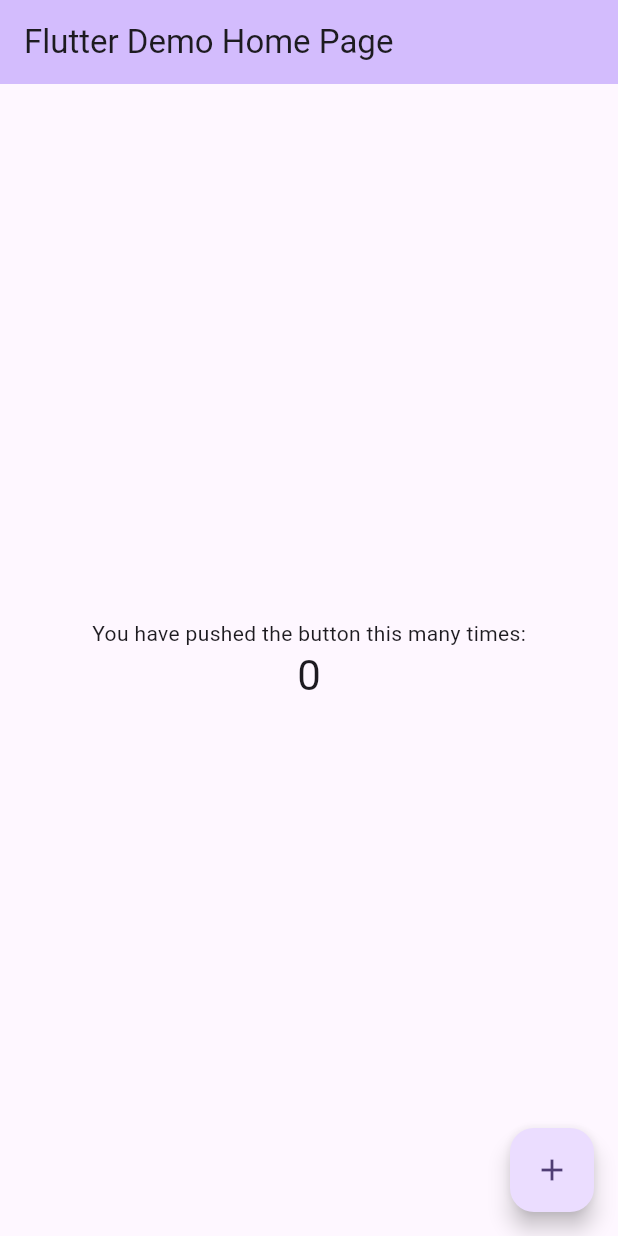
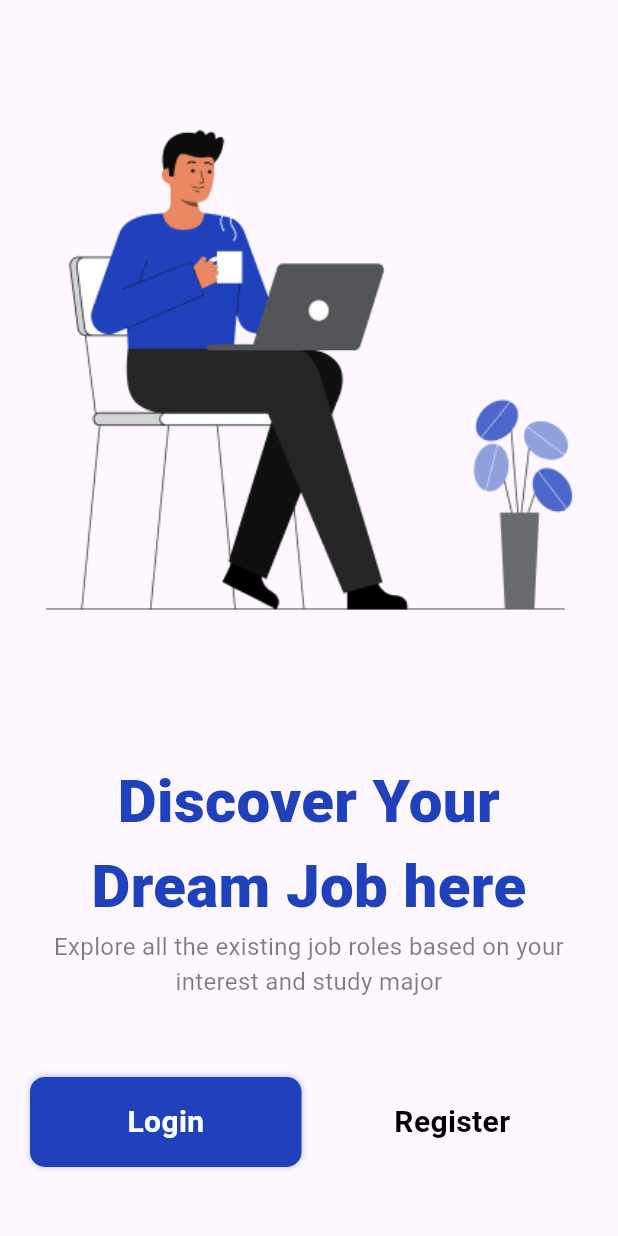
Before and after one commit to hamidhosen42/Flutter-E-Commerce-App, a Flutter app: the screen it shows after launch, on a phone screen of 412 x 824 dp. Run offline on Flutter 3.47's test engine with Material 2 defaults, Android fonts, the phone set to English and light mode, and no system bars.

Commit message:
welcome screen

```diff
--- a/lib/main.dart
+++ b/lib/main.dart
@@ -1,125 +1,24 @@
 import 'package:flutter/material.dart';
 
-void main() {
+import 'views/SplashScreen/splash_screen.dart';
+
+void main(List<String> args) {
   runApp(const MyApp());
 }
 
 class MyApp extends StatelessWidget {
   const MyApp({super.key});
 
-  // This widget is the root of your application.
   @override
   Widget build(BuildContext context) {
     return MaterialApp(
-      title: 'Flutter Demo',
+      debugShowCheckedModeBanner: false,
+      title: 'E-Commarce App',
       theme: ThemeData(
-        // This is the theme of your application.
-        //
-        // TRY THIS: Try running your application with "flutter run". You'll see
-        // the application has a blue toolbar. Then, without quitting the app,
-        // try changing the seedColor in the colorScheme below to Colors.green
-        // and then invoke "hot reload" (save your changes or press the "hot
-        // reload" button in a Flutter-supported IDE, or press "r" if you used
-        // the command line to start the app).
-        //
-        // Notice that the counter didn't reset back to zero; the application
-        // state is not lost during the reload. To reset the state, use hot
-        // restart instead.
-        //
-        // This works for code too, not just values: Most code changes can be
-        // tested with just a hot reload.
         colorScheme: ColorScheme.fromSeed(seedColor: Colors.deepPurple),
-        useMaterial3: true,
+        useMaterial3: true
       ),
-      home: const MyHomePage(title: 'Flutter Demo Home Page'),
+      home:const SplashScreen(),
     );
   }
 }
-
-class MyHomePage extends StatefulWidget {
-  const MyHomePage({super.key, required this.title});
-
-  // This widget is the home page of your application. It is stateful, meaning
-  // that it has a State object (defined below) that contains fields that affect
-  // how it looks.
-
-  // This class is the configuration for the state. It holds the values (in this
-  // case the title) provided by the parent (in this case the App widget) and
-  // used by the build method of the State. Fields in a Widget subclass are
-  // always marked "final".
-
-  final String title;
-
-  @override
-  State<MyHomePage> createState() => _MyHomePageState();
-}
-
-class _MyHomePageState extends State<MyHomePage> {
-  int _counter = 0;
-
-  void _incrementCounter() {
-    setState(() {
-      // This call to setState tells the Flutter framework that something has
-      // changed in this State, which causes it to rerun the build method below
-      // so that the display can reflect the updated values. If we changed
-      // _counter without calling setState(), then the build method would not be
-      // called again, and so nothing would appear to happen.
-      _counter++;
-    });
-  }
-
-  @override
-  Widget build(BuildContext context) {
-    // This method is rerun every time setState is called, for instance as done
-    // by the _incrementCounter method above.
-    //
-    // The Flutter framework has been optimized to make rerunning build methods
-    // fast, so that you can just rebuild anything that needs updating rather
-    // than having to individually change instances of widgets.
-    return Scaffold(
-      appBar: AppBar(
-        // TRY THIS: Try changing the color here to a specific color (to
-        // Colors.amber, perhaps?) and trigger a hot reload to see the AppBar
-        // change color while the other colors stay the same.
-        backgroundColor: Theme.of(context).colorScheme.inversePrimary,
-        // Here we take the value from the MyHomePage object that was created by
-        // the App.build method, and use it to set our appbar title.
-        title: Text(widget.title),
-      ),
-      body: Center(
-        // Center is a layout widget. It takes a single child and positions it
-        // in the middle of the parent.
-        child: Column(
-          // Column is also a layout widget. It takes a list of children and
-          // arranges them vertically. By default, it sizes itself to fit its
-          // children horizontally, and tries to be as tall as its parent.
-          //
-          // Column has various properties to control how it sizes itself and
-          // how it positions its children. Here we use mainAxisAlignment to
-          // center the children vertically; the main axis here is the vertical
-          // axis because Columns are vertical (the cross axis would be
-          // horizontal).
-          //
-          // TRY THIS: Invoke "debug painting" (choose the "Toggle Debug Paint"
-          // action in the IDE, or press "p" in the console), to see the
-          // wireframe for each widget.
-          mainAxisAlignment: MainAxisAlignment.center,
-          children: <Widget>[
-            const Text(
-              'You have pushed the button this many times:',
-            ),
-            Text(
-              '$_counter',
-              style: Theme.of(context).textTheme.headlineMedium,
-            ),
-          ],
-        ),
-      ),
-      floatingActionButton: FloatingActionButton(
-        onPressed: _incrementCounter,
-        tooltip: 'Increment',
-        child: const Icon(Icons.add),
-      ), // This trailing comma makes auto-formatting nicer for build methods.
-    );
-  }
-}
--- /dev/null
+++ b/lib/utils/colors.dart
@@ -0,0 +1,5 @@
+import 'package:flutter/material.dart';
+
+class AppColor{
+  static Color primaryColor =const Color(0xFF1F41BB);
+}
--- /dev/null
+++ b/lib/utils/config.dart
@@ -0,0 +1,3 @@
+class AppConfig{
+  static String appName = "LWM Ecommerce";
+}
--- /dev/null
+++ b/lib/views/SplashScreen/splash_screen.dart
@@ -0,0 +1,39 @@
+import 'dart:async';
+
+import 'package:e_commerce/utils/colors.dart';
+import 'package:e_commerce/utils/config.dart';
+import 'package:flutter/material.dart';
+
+import '../WelcomeScreen/welcome_screen.dart';
+
+class SplashScreen extends StatefulWidget {
+  const SplashScreen({super.key});
+
+  @override
+  State<SplashScreen> createState() => _SplashScreenState();
+}
+
+class _SplashScreenState extends State<SplashScreen> {
+
+  @override
+  void initState() {
+    super.initState();
+
+    Timer(const Duration(seconds: 3), () {
+      Navigator.pushAndRemoveUntil(context, MaterialPageRoute(builder: (_)=>const WelcomeScreen()), (route) => false);
+    });
+  }
+  @override
+  Widget build(BuildContext context) {
+    return Scaffold(
+      backgroundColor: AppColor.primaryColor,
+      body: Center(
+        child: Text(
+          AppConfig.appName,
+          style:const TextStyle(
+              color: Colors.white, fontSize: 25, fontWeight: FontWeight.bold),
+        ),
+      ),
+    );
+  }
+}
--- /dev/null
+++ b/lib/views/WelcomeScreen/welcome_screen.dart
@@ -0,0 +1,98 @@
+// ignore_for_file: prefer_const_constructors, sized_box_for_whitespace
+
+import 'package:e_commerce/utils/colors.dart';
+import 'package:flutter/material.dart';
+
+class WelcomeScreen extends StatefulWidget {
+  const WelcomeScreen({super.key});
+
+  @override
+  State<WelcomeScreen> createState() => _WelcomeScreenState();
+}
+
+class _WelcomeScreenState extends State<WelcomeScreen> {
+  @override
+  Widget build(BuildContext context) {
+    return Scaffold(
+      body: Center(
+        child: Padding(
+          padding: EdgeInsets.all(20),
+          child: Column(
+            mainAxisAlignment: MainAxisAlignment.spaceAround,
+            crossAxisAlignment: CrossAxisAlignment.center,
+            children: [
+              Image.asset("assets/images/get_started.png"),
+              Column(
+                children: [
+                  Text(
+                    "Discover Your Dream Job here",
+                    textAlign: TextAlign.center,
+                    style: TextStyle(
+                        color: AppColor.primaryColor,
+                        fontSize: 40,
+                        fontWeight: FontWeight.w800),
+                  ),
+                  Text(
+                    "Explore all the existing job roles based on your interest and study major",
+                    textAlign: TextAlign.center,
+                    style: TextStyle(
+                      fontSize: 16,
+                      color: Colors.black.withOpacity(0.5),
+                    ),
+                  ),
+                ],
+              ),
+              Row(
+                children: [
+                  Expanded(
+                    child: Container(
+                      height: 60,
+                      decoration: BoxDecoration(
+                          color: AppColor.primaryColor,
+                          boxShadow: [
+                            BoxShadow(
+                                color: AppColor.primaryColor.withOpacity(0.3),
+                                blurRadius: 3)
+                          ],
+                          borderRadius: BorderRadius.circular(10)),
+                      child: Center(
+                        child: Text(
+                          "Login",
+                          style: TextStyle(
+                            fontSize: 20,
+                            fontWeight: FontWeight.bold,
+                            color: Colors.white,
+                          ),
+                        ),
+                      ),
+                    ),
+                  ),
+                  SizedBox(
+                    width: 10,
+                  ),
+                  Expanded(
+                    child: Container(
+                      height: 60,
+                      decoration: BoxDecoration(
+                          borderRadius: BorderRadius.circular(10)),
+                      child: Center(
+                        child: Text(
+                          "Register",
+                          style: TextStyle(
+                            fontSize: 20,
+                            fontWeight: FontWeight.bold,
+                            color: Colors.black,
+                          ),
+                        ),
+                      ),
+                    ),
+                  )
+                ],
+              )
+            ],
+          ),
+        ),
+      ),
+    );
+  }
+}
--- a/pubspec.yaml
+++ b/pubspec.yaml
@@ -59,8 +59,9 @@ flutter:
   uses-material-design: true
 
   # To add assets to your application, add an assets section, like this:
-  # assets:
-  #   - images/a_dot_burr.jpeg
+  assets:
+    - assets/
+    - assets/images/
   #   - images/a_dot_ham.jpeg
 
   # An image asset can refer to one or more resolution-specific "variants", see
```
Also changed, not shown: assets/images/get_started.png (added).
